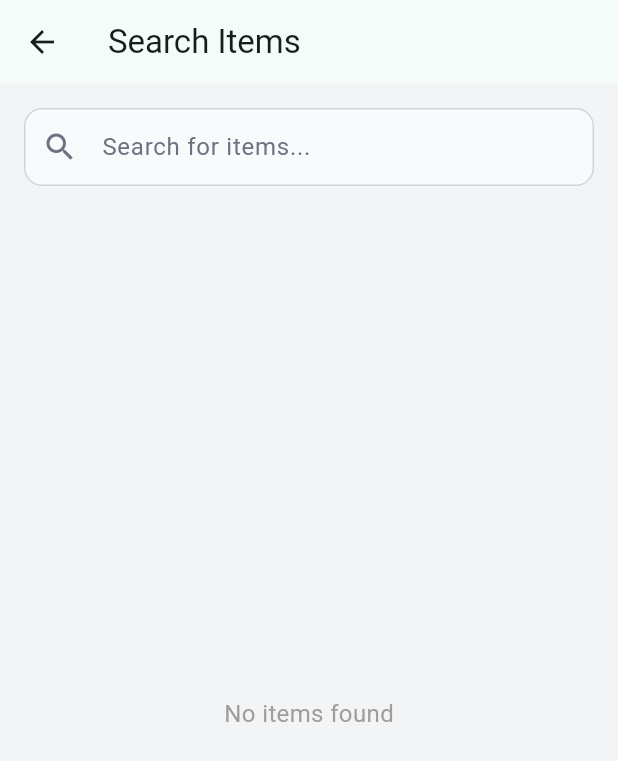
After one commit to SECJ3623-MAP-25261/map-group-project-mimo, a Flutter app: the screen it shows once a user with an empty profile is signed in, after a tap on the "search" icon, on a phone screen of 412 x 824 dp. The commit adds this screen. Shown: the top 761 px of the screen. Run offline on Flutter 3.47's test engine with Material 3 defaults, Android fonts, the phone set to English and light mode, and no system bars; our stand-ins replace cloud_firestore, firebase_auth, firebase_core, image_picker, permission_handler; accounts and stored records are empty.

Commit message:
add serach.dart

```diff
--- a/lib/main.dart
+++ b/lib/main.dart
@@ -20,6 +20,7 @@ import '../constants/app_theme.dart';
 import 'package:profile_managemenr/welcome_page.dart';
 import 'dart:convert';
 import 'package:profile_managemenr/sprint2/renter_dashboard/review_view_renter.dart';
+import 'package:profile_managemenr/sprint2/searchRentee/search.dart';
 
 void main() async {
   WidgetsFlutterBinding.ensureInitialized();
@@ -52,6 +53,7 @@ class MyApp extends StatelessWidget {
           '/booking': (context) => const BookingScreen(),
           '/report': (context) => const ReportCenterScreen(),
           '/messages': (context) => const ItemChatListView(),
+          '/search' : (context) => const SearchPage(),
         },
       ),
     );
@@ -82,9 +84,6 @@ class AuthWrapper extends StatelessWidget {
   }
 }
 
-// ------------------------------
-// ITEM DETAIL SCREEN (with Image Carousel)
-// ------------------------------
 
 class ItemDetailScreen extends StatefulWidget {
   final Map<String, dynamic> item;
@@ -675,6 +674,15 @@ class _CampusClosetScreenState extends State<CampusClosetScreen> {
             onPressed: () => Navigator.pushNamed(context, '/profile'),
             tooltip: 'Profile',
           ),
+          IconButton(
+            icon: const Icon(Icons.search, color: Colors.white),
+            onPressed: (){
+              Navigator.push(
+                context,
+                MaterialPageRoute(builder: (context)=> const SearchPage()),
+                );
+              },
+            ),
         ],
       ),
       body: Column(
--- a/lib/sprint2/Booking Rentee/booking.dart
+++ b/lib/sprint2/Booking Rentee/booking.dart
@@ -640,7 +640,7 @@ class _BookingScreenState extends State<BookingScreen> {
                     ),
                     const SizedBox(width: 16),
                     Expanded(
-                      // ✅ Disable if renterId missing
+
                       child: ElevatedButton(
                         onPressed: (_rentalDays > 0 && _renterId.isNotEmpty && !_isSubmitting)
                             ? _submitBooking
--- /dev/null
+++ b/lib/sprint2/searchRentee/search.dart
@@ -0,0 +1,100 @@
+import 'package:flutter/material.dart';
+import 'package:cloud_firestore/cloud_firestore.dart';
+import '../../sprint2/Booking Rentee/booking.dart';
+
+class SearchPage extends StatefulWidget {
+  const SearchPage({super.key});
+
+  @override
+  State<SearchPage> createState() => _SearchPageState();
+}
+
+class _SearchPageState extends State<SearchPage> {
+  String query = "";
+
+  @override
+  Widget build(BuildContext context) {
+    return Scaffold(
+      appBar: AppBar(
+        title: const Text("Search Items"),
+      ),
+      body: Padding(
+        padding: const EdgeInsets.all(16.0),
+        child: Column(
+          children: [
+            TextField(
+              decoration: InputDecoration(
+                hintText: "Search for items...",
+                border: OutlineInputBorder(
+                  borderRadius: BorderRadius.circular(12),
+                ),
+                prefixIcon: const Icon(Icons.search),
+              ),
+              onChanged: (value) {
+                setState(() {
+                  query = value;
+                });
+              },
+            ),
+            const SizedBox(height: 20),
+
+            Expanded(
+              child: StreamBuilder<QuerySnapshot>(
+                stream: FirebaseFirestore.instance
+                    .collection("items")
+                    .snapshots(),
+                builder: (context, snapshot) {
+                  if (!snapshot.hasData) {
+                    return const Center(child: CircularProgressIndicator());
+                  }
+
+                  final docs = snapshot.data!.docs;
+
+                  final filtered = docs.where((doc) {
+                    final name = doc["name"].toString().toLowerCase();
+                    return name.contains(query.toLowerCase());
+                  }).toList();
+
+                  if (filtered.isEmpty) {
+                    return const Center(
+                      child: Text(
+                        "No items found",
+                        style: TextStyle(fontSize: 16, color: Colors.grey),
+                      ),
+                    );
+                  }
+
+                  return ListView.builder(
+                    itemCount: filtered.length,
+                    itemBuilder: (context, index) {
+                      final item = filtered[index];
+
+                      return Card(
+                        child: ListTile(
+                          title: Text(item["name"]),
+                          subtitle: Text(item["category"] ?? ""),
+                          trailing: const Icon(Icons.arrow_forward_ios, size: 16),
+                          onTap: () {
+                            final data = item.data() as Map<String, dynamic>;
+                            data['id'] = item.id; // add document ID
+
+                            Navigator.push(
+                              context,
+                              MaterialPageRoute(
+                              builder: (context) => BookingScreen(itemData: data),
+                                ),
+                              );
+                            },
+                        ),
+                      );
+                    },
+                  );
+                },
+              ),
+            ),
+          ],
+        ),
+      ),
+    );
+  }
+}
```
Also changed, not shown: pubspec.lock.
